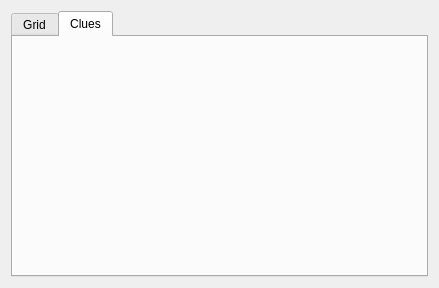
The window that ui/crosswordstatisticspage.ui (Tw1ddle/Blind-Crossword-Editor) describes before a commit, drawn with Qt 5.
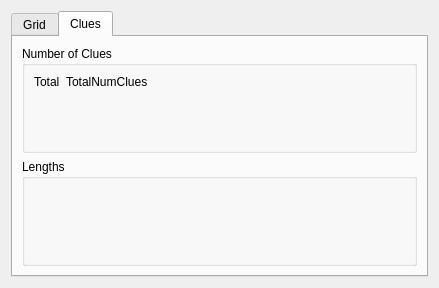
The same window after the commit. The open tabs and pages were chosen to show the change.

Diff of the .ui file:
```diff
--- a/ui/crosswordstatisticspage.ui
+++ b/ui/crosswordstatisticspage.ui
@@ -177,6 +177,46 @@
       <attribute name="title">
        <string>Clues</string>
       </attribute>
+      <layout class="QVBoxLayout" name="verticalLayout_8">
+       <item>
+        <layout class="QVBoxLayout" name="verticalLayout_6">
+         <item>
+          <widget class="QGroupBox" name="groupBox">
+           <property name="title">
+            <string>Number of Clues</string>
+           </property>
+           <layout class="QHBoxLayout" name="horizontalLayout_3">
+            <item>
+             <layout class="QFormLayout" name="formLayout_3">
+              <item row="0" column="0">
+               <widget class="QLabel" name="numCluesLabel">
+                <property name="text">
+                 <string>Total</string>
+                </property>
+               </widget>
+              </item>
+              <item row="0" column="1">
+               <widget class="QLabel" name="numClues">
+                <property name="text">
+                 <string>TotalNumClues</string>
+                </property>
+               </widget>
+              </item>
+             </layout>
+            </item>
+           </layout>
+          </widget>
+         </item>
+        </layout>
+       </item>
+       <item>
+        <widget class="QGroupBox" name="groupBox_2">
+         <property name="title">
+          <string>Lengths</string>
+         </property>
+        </widget>
+       </item>
+      </layout>
      </widget>
     </widget>
    </item>
```
Left out of the diff: 2 changed lines with no effect on the pictures.
